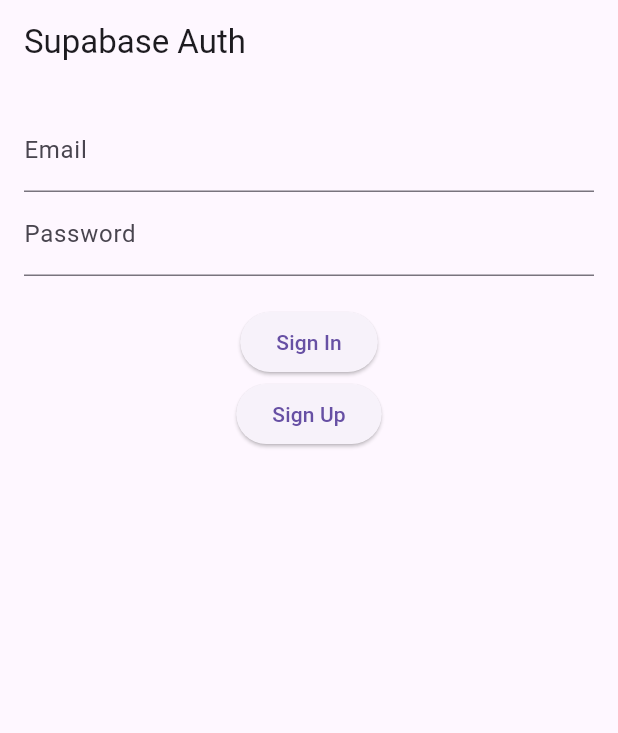
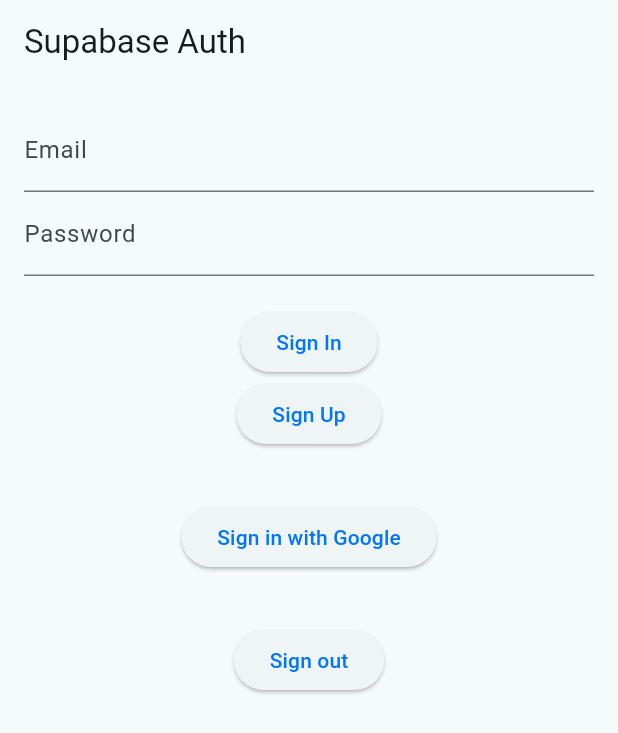
Before and after one commit to prodev-mob/supabase_demo, a Flutter app: the screen it shows after launch, after a tap on "Sign In", on a phone screen of 412 x 824 dp. Shown: the top 733 px of the screen. Run offline on Flutter 3.47's test engine with Material 3 defaults, Android fonts, the phone set to English and light mode, and no system bars; our stand-ins replace flutter_riverpod, go_router, supabase_flutter; missing offline and left inert: dart:html; accounts and stored records are empty; network calls fail.

Commit message:
- Add Google Auth with Supabase - Add Go Routes & Manage it

```diff
--- a/lib/authentication_screen.dart
+++ /dev/null
@@ -1,84 +0,0 @@
-import 'package:flutter/material.dart';
-import 'package:supabase_demo/employees_list_screen.dart';
-import 'package:supabase_flutter/supabase_flutter.dart';
-
-class SignInPage extends StatefulWidget {
-  @override
-  _SignInPageState createState() => _SignInPageState();
-}
-
-class _SignInPageState extends State<SignInPage> {
-  final _emailController = TextEditingController();
-  final _passwordController = TextEditingController();
-
-  Future<void> signUpUser(String email, String password) async {
-    final response = await Supabase.instance.client.auth.signUp(
-      email: email,
-      password: password,
-    );
-
-    if (response.user == null) {
-      // print('Error: ${response.error!.message}');
-    } else {
-      print('User signed up successfully!');
-    }
-  }
-
-  Future<void> signInUser(String email, String password) async {
-    final response = await Supabase.instance.client.auth.signInWithPassword(
-      email: email,
-      password: password,
-    );
-
-    if (response.user == null) {
-      // print('Error: ${response.error!.message}');
-    } else {
-      print('User signed in successfully!');
-      // Navigate to HomePage after successful sign-in
-      Navigator.of(context).pushReplacement(
-        MaterialPageRoute(builder: (context) => const EmployeeListScreen()),
-      );
-    }
-  }
-
-  Future<void> signOutUser() async {
-    await Supabase.instance.client.auth.signOut();
-  }
-
-  @override
-  Widget build(BuildContext context) {
-    return Scaffold(
-      appBar: AppBar(title: Text('Supabase Auth')),
-      body: Padding(
-        padding: const EdgeInsets.all(16.0),
-        child: Column(
-          children: [
-            TextField(
-              controller: _emailController,
-              decoration: InputDecoration(labelText: 'Email'),
-            ),
-            TextField(
-              controller: _passwordController,
-              decoration: InputDecoration(labelText: 'Password'),
-              obscureText: true,
-            ),
-            SizedBox(height: 20),
-            ElevatedButton(
-              onPressed: () async {
-                await signOutUser();
-                await signInUser(_emailController.text, _passwordController.text);
-              },
-              child: Text('Sign In'),
-            ),
-            ElevatedButton(
-              onPressed: () async {
-                await signUpUser(_emailController.text, _passwordController.text);
-              },
-              child: Text('Sign Up'),
-            ),
-          ],
-        ),
-      ),
-    );
-  }
-}
--- a/lib/main.dart
+++ b/lib/main.dart
@@ -1,8 +1,7 @@
 import 'package:flutter/material.dart';
-import 'package:supabase_demo/authentication_screen.dart';
+import 'package:flutter_riverpod/flutter_riverpod.dart';
+import 'package:supabase_demo/navigation/route.dart';
 import 'package:supabase_flutter/supabase_flutter.dart';
-
-import 'add_employee_screen.dart';
 
 void main() async {
   WidgetsFlutterBinding.ensureInitialized();
@@ -12,17 +11,43 @@
     anonKey:
         'ADD-YOUR-ANON-KEY',
   );
-  runApp(MyApp());
+  runApp(
+    const ProviderScope(
+      child: MyApp(),
+    ),
+  );
 }
 
 class MyApp extends StatelessWidget {
+  const MyApp({super.key});
+
   @override
   Widget build(BuildContext context) {
-    return MaterialApp(
-      home: SignInPage(),
-      routes: {
-        '/add_employee': (context) => const AddEmployeeScreen(),
+    return Consumer(
+      builder: (context, ref, child) {
+        return MaterialApp.router(
+          routerConfig: ref.read(Routes.rootRouter),
+          debugShowCheckedModeBanner: false,
+          theme: ThemeData(
+            dividerColor: const Color(0xffC0C0C0),
+            pageTransitionsTheme: PageTransitionsTheme(builders: {
+              TargetPlatform.android: _NoAnimationTransition(),
+              TargetPlatform.iOS: _NoAnimationTransition(),
+              // if you have more you can add them here
+            }),
+            colorScheme: ColorScheme.fromSeed(
+              seedColor: const Color(0xff141414),
+              primary: const Color(0xff0076FA),
+            ),
+            useMaterial3: true,
+          ),
+        );
       },
     );
   }
 }
+
+class _NoAnimationTransition extends PageTransitionsBuilder {
+  @override
+  Widget buildTransitions<T>(_, __, ___, ____, Widget child) => child;
+}
--- /dev/null
+++ b/lib/navigation/page/auth_go_route.dart
@@ -0,0 +1,80 @@
+import 'package:flutter/cupertino.dart';
+import 'package:go_router/go_router.dart';
+import 'package:supabase_demo/presentation/home/screen/add_employee_attendence_screen.dart';
+import 'package:supabase_demo/presentation/home/screen/add_employee_screen.dart';
+import 'package:supabase_demo/presentation/home/screen/employee_attendance_screen.dart';
+import 'package:supabase_demo/presentation/home/screen/employees_list_screen.dart';
+import 'package:supabase_demo/navigation/route.dart';
+import 'package:supabase_demo/navigation/route_name_constant.dart';
+import 'package:supabase_demo/presentation/auth/screen/auth_screen.dart';
+
+class AppRoute {
+  /// auth
+
+  static final auth = GoRoute(
+    path: RouteNameConstant.auth,
+    redirect: Routes.redirect(),
+    pageBuilder: (context, state) {
+      return const CupertinoPage(
+        key: ValueKey("Auth-Page"),
+        child: AuthScreen(),
+      );
+    },
+  );
+
+  static final employeeList = GoRoute(
+    path: RouteNameConstant.employeeList,
+    redirect: Routes.redirectIfLoggedOut(),
+    pageBuilder: (context, state) {
+      return const CupertinoPage(
+        key: ValueKey("EmployeeListScreen-Page"),
+        child: EmployeeListScreen(),
+      );
+    },
+  );
+
+  static final employeeAttendance = GoRoute(
+    path: RouteNameConstant.employeeAttendance,
+    redirect: Routes.redirectIfLoggedOut(),
+    pageBuilder: (context, state) {
+      final employeeID = state.pathParameters['employeeID'] ?? "";
+      final employeeName = state.extra as String;
+
+      return CupertinoPage(
+        key: const ValueKey("EmployeeAttendanceScreen-Page"),
+        child: EmployeeAttendanceScreen(
+          employeeId: employeeID,
+          employeeName: employeeName,
+        ),
+      );
+    },
+  );
+
+  static final addEmployeeAttendance = GoRoute(
+    path: RouteNameConstant.addEmployeeAttendance,
+    redirect: Routes.redirectIfLoggedOut(),
+    pageBuilder: (context, state) {
+      final employeeID = state.pathParameters['employeeID'] ?? "";
+      final employeeName = state.extra as String;
+
+      return CupertinoPage(
+        key: const ValueKey("AddEditAttendanceScreen-Page"),
+        child: AddEditAttendanceScreen(
+          employeeId: employeeID,
+          employeeName: employeeName,
+        ),
+      );
+    },
+  );
+
+  static final addEmployee = GoRoute(
+    path: RouteNameConstant.addEmployee,
+    redirect: Routes.redirectIfLoggedOut(),
+    pageBuilder: (context, state) {
+      return const CupertinoPage(
+        key: ValueKey("AddEmployeeScreen-Page"),
+        child: AddEmployeeScreen(),
+      );
+    },
+  );
+}
--- /dev/null
+++ b/lib/navigation/route.dart
@@ -0,0 +1,60 @@
+import 'dart:async';
+
+import 'package:flutter/cupertino.dart';
+import 'package:flutter/material.dart';
+import 'package:flutter_riverpod/flutter_riverpod.dart';
+import 'package:go_router/go_router.dart';
+import 'package:supabase_demo/navigation/page/auth_go_route.dart';
+import 'package:supabase_demo/navigation/page/page_not_found/screen/page_not_found_screen.dart';
+import 'package:supabase_demo/navigation/route_name_constant.dart';
+import 'package:supabase_flutter/supabase_flutter.dart';
+
+class Routes {
+  Routes._();
+
+  static GlobalKey<NavigatorState> rootKey = GlobalKey<NavigatorState>();
+
+  static BuildContext? get currentContext => rootKey.currentContext;
+
+  static root(ProviderRef<Object?> ref) => GoRoute(
+        path: RouteNameConstant.root,
+        redirect: (BuildContext context, GoRouterState state) async {
+          User? isUserLogged = Supabase.instance.client.auth.currentUser;
+
+          print("IsUserLogged :: :: :: :: :: ${isUserLogged?.toJson()}");
+          return isUserLogged != null
+              ? RouteNameConstant.employeeList
+              : RouteNameConstant.auth;
+        },
+      );
+
+  static final rootRouter = Provider(
+    (ref) => GoRouter(
+      navigatorKey: rootKey,
+      initialLocation: RouteNameConstant.root,
+      routerNeglect: false,
+      debugLogDiagnostics: true,
+      errorBuilder: (context, error) => const PageNotFoundScreen(),
+      routes: [
+        root(ref),
+        AppRoute.auth,
+        AppRoute.employeeList,
+        AppRoute.employeeAttendance,
+        AppRoute.addEmployeeAttendance,
+        AppRoute.addEmployee,
+      ],
+    ),
+  );
+
+  static FutureOr<String?> Function(BuildContext, GoRouterState)? redirect() =>
+      (context, state) async {
+        User? isUserLogged = Supabase.instance.client.auth.currentUser;
+        return isUserLogged != null ? RouteNameConstant.employeeList : RouteNameConstant.auth;
+      };
+
+  static FutureOr<String?> Function(BuildContext, GoRouterState)? redirectIfLoggedOut() =>
+      (context, state) async {
+        User? isUserLogged = Supabase.instance.client.auth.currentUser;
+        return isUserLogged != null ? null : RouteNameConstant.auth;
+      };
+}
--- /dev/null
+++ b/lib/navigation/route_name_constant.dart
@@ -0,0 +1,13 @@
+class RouteNameConstant {
+
+  static const String root = '/';
+
+
+  static const String auth = "/auth";
+
+
+  static const String employeeList = "/employee-list";
+  static const String employeeAttendance = "/employee-attendance/:employeeID";
+  static const String addEmployeeAttendance = "/add-employee-attendance/:employeeID";
+  static const String addEmployee = "/add-employee";
+}
--- /dev/null
+++ b/lib/presentation/auth/screen/auth_screen.dart
@@ -0,0 +1,145 @@
+import 'dart:html' as html;
+import 'package:flutter/material.dart';
+import 'package:go_router/go_router.dart';
+import 'package:supabase_demo/presentation/home/screen/employees_list_screen.dart';
+import 'package:supabase_demo/navigation/route_name_constant.dart';
+import 'package:supabase_flutter/supabase_flutter.dart';
+
+class AuthScreen extends StatefulWidget {
+  const AuthScreen({super.key});
+
+  @override
+  State<AuthScreen> createState() => _AuthScreenState();
+}
+
+class _AuthScreenState extends State<AuthScreen> {
+  final _emailController = TextEditingController();
+  final _passwordController = TextEditingController();
+
+  final SupabaseClient supabase = Supabase.instance.client;
+
+  Future<void> signUpUser(String email, String password) async {
+    final response = await Supabase.instance.client.auth.signUp(
+      email: email,
+      password: password,
+    );
+
+    if (response.user == null) {
+      // print('Error: ${response.error!.message}');
+    } else {
+      print('User signed up successfully!');
+    }
+  }
+
+  Future<void> signInUser(String email, String password) async {
+    final response = await Supabase.instance.client.auth.signInWithPassword(
+      email: email,
+      password: password,
+    );
+
+    if (response.user == null) {
+      // print('Error: ${response.error!.message}');
+    } else {
+      print('User signed in successfully!');
+      // Navigate to HomePage after successful sign-in
+      // Navigator.of(context).pushReplacement(
+      //   MaterialPageRoute(builder: (context) => const EmployeeListScreen()),
+      // );
+      context.go(RouteNameConstant.employeeList);
+    }
+  }
+
+  Future<void> signOutUser() async {
+    await Supabase.instance.client.auth.signOut(scope: SignOutScope.global);
+  }
+
+  // Method to sign in with Google
+  Future<void> _signInWithGoogle() async {
+    try {
+      final url = html.window.location.href;
+      Uri uri = Uri.parse(url);
+      String baseUrl = '${uri.scheme}://${uri.host}:${uri.port}/#';
+
+      final response = await supabase.auth.signInWithOAuth(
+        OAuthProvider.google,
+        redirectTo: baseUrl + RouteNameConstant.employeeList,
+        authScreenLaunchMode: LaunchMode.platformDefault,
+      );
+
+      Future.delayed(
+        Duration(seconds: 20),
+        () {
+          final url = html.window.location.href;
+          Uri uri = Uri.parse(url);
+          String baseUrl = '${uri.scheme}://${uri.host}:${uri.port}';
+
+          print("scheme : :: :: ::  ${uri.scheme}");
+          print("host : :: :: ::  ${uri.host}");
+          print("port : :: :: ::  ${uri.port}");
+          print("baseUrl : :: :: ::  ${baseUrl}");
+        },
+      );
+
+      if (response != true) {
+        print('Error signing in: ${response}');
+      } else {
+        // Navigator.of(context).pushReplacement(
+        //   MaterialPageRoute(builder: (context) => const EmployeeListScreen()),
+        // );
+      }
+    } catch (e) {
+      print('Error during Google sign-in: $e');
+    }
+  }
+
+  @override
+  Widget build(BuildContext context) {
+    return Scaffold(
+      appBar: AppBar(title: Text('Supabase Auth')),
+      body: Padding(
+        padding: const EdgeInsets.all(16.0),
+        child: Column(
+          children: [
+            TextField(
+              controller: _emailController,
+              decoration: InputDecoration(labelText: 'Email'),
+            ),
+            TextField(
+              controller: _passwordController,
+              decoration: InputDecoration(labelText: 'Password'),
+              obscureText: true,
+            ),
+            SizedBox(height: 20),
+            ElevatedButton(
+              onPressed: () async {
+                await signOutUser();
+                await signInUser(_emailController.text, _passwordController.text);
+              },
+              child: Text('Sign In'),
+            ),
+            ElevatedButton(
+              onPressed: () async {
+                await signUpUser(_emailController.text, _passwordController.text);
+              },
+              child: Text('Sign Up'),
+            ),
+            SizedBox(
+              height: 34,
+            ),
+            ElevatedButton(
+              onPressed: _signInWithGoogle,
+              child: Text('Sign in with Google'),
+            ),
+            SizedBox(
+              height: 34,
+            ),
+            ElevatedButton(
+              onPressed: signOutUser,
+              child: Text('Sign out'),
+            ),
+          ],
+        ),
+      ),
+    );
+  }
+}
--- a/lib/add_employee_attendence_screen.dart
+++ b/lib/presentation/home/screen/add_employee_attendence_screen.dart
@@ -1,3 +1,4 @@
+import 'dart:html';
 import 'package:flutter/material.dart';
 import 'package:intl/intl.dart';
 import 'package:supabase_flutter/supabase_flutter.dart';
@@ -43,7 +44,8 @@
     }).select();
 
     if (response.isNotEmpty) {
-      Navigator.pop(context); // Go back to the previous screen
+       // Go back to the previous screen
+      window.history.back();
     } else {
       // print('Error adding/editing attendance: ${response.error?.message}');
     }
--- a/lib/add_employee_screen.dart
+++ b/lib/presentation/home/screen/add_employee_screen.dart
@@ -1,3 +1,4 @@
+import 'dart:html';
 import 'package:flutter/material.dart';
 import 'package:supabase_flutter/supabase_flutter.dart';
 
@@ -21,7 +22,7 @@
     }).select();
 
     if (response.isNotEmpty) {
-      Navigator.pop(context);  // Return to the Employee List screen after adding
+      window.history.back();  // Return to the Employee List screen after adding
     } else {
       // print('Error adding employee: ${response.error?.message}');
     }
@@ -40,7 +41,7 @@
           child: Column(
             children: [
               TextFormField(
-                decoration: InputDecoration(labelText: '12'),
+                decoration: InputDecoration(labelText: 'Name'),
                 onChanged: (value) => name = value,
                 validator: (value) {
                   if (value == null || value.isEmpty) {
--- a/pubspec.yaml
+++ b/pubspec.yaml
@@ -37,6 +37,9 @@
   cupertino_icons: ^1.0.8
   supabase_flutter: ^2.6.0
   intl: ^0.19.0
+  go_router: ^14.2.9
+  flutter_secure_storage: ^9.2.2
+  flutter_riverpod: ^2.5.1
 
 dev_dependencies:
   flutter_test:
```
Also changed, not shown: lib/navigation/page/page_not_found/screen/page_not_found_screen.dart (added, +28 -0 lines), lib/presentation/home/screen/employee_attendance_screen.dart (renamed from lib/employee_attendance_screen.dart, +7 -2 lines), lib/presentation/home/screen/employees_list_screen.dart (renamed from lib/employees_list_screen.dart, +31 -23 lines).
